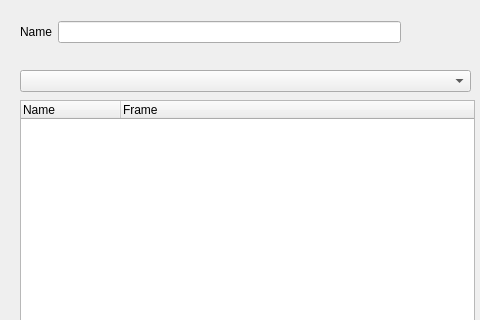
paarm/bricklebrit, file brickleedit/src/gui/animationframeeditor/animationframeeditor.ui: the form before one commit; both pictures show x 0 to 480 and y 0 to 320 of the 1041 by 697 pixel window.
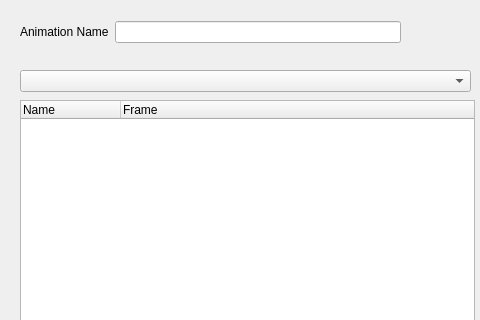
The form after the commit.

Commit message: animation editor + texture editor with new

The edit to the form file:
```diff
--- a/brickleedit/src/gui/animationframeeditor/animationframeeditor.ui
+++ b/brickleedit/src/gui/animationframeeditor/animationframeeditor.ui
@@ -26,7 +26,7 @@
     <item>
      <widget class="QLabel" name="label">
       <property name="text">
-       <string>Name</string>
+       <string>Animation Name</string>
       </property>
      </widget>
     </item>
```
Left out of the diff: 2 changed lines with no effect on the pictures. The commit also changes 10 other files.
